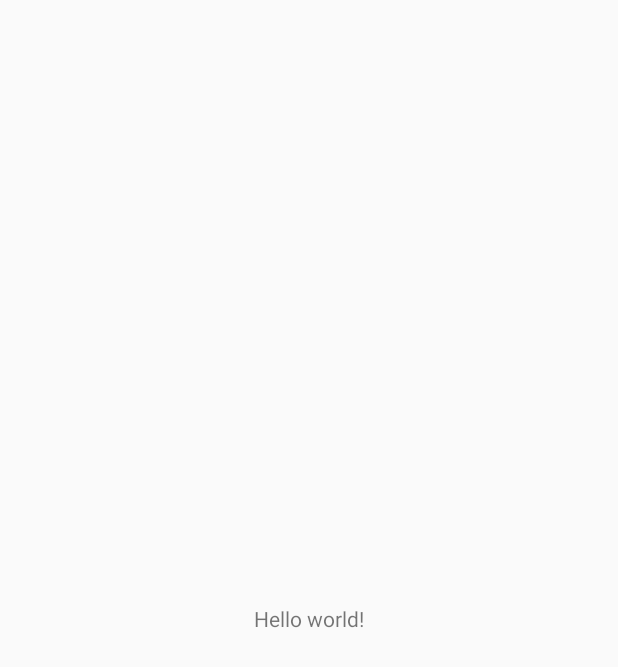
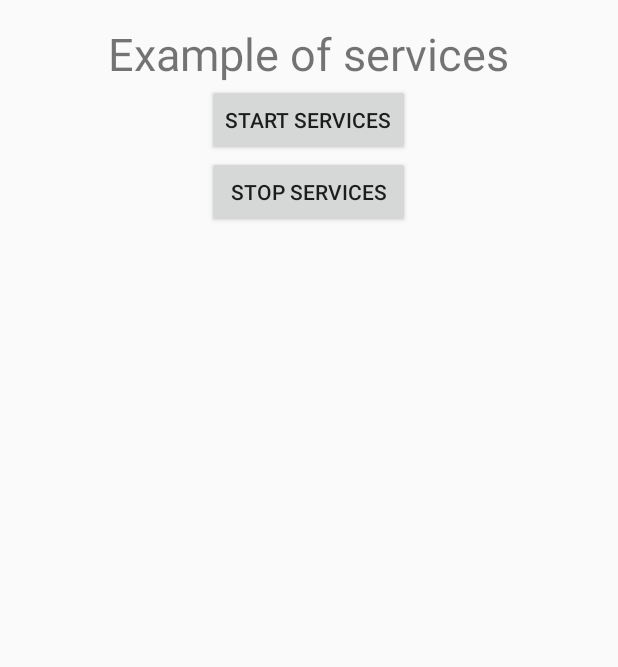
Before and after one commit to ZhangAoCanada/android_java_test, an Android app: the screen it shows after launch (MainActivity), on a phone screen of 412 x 824 dp. Before the commit the part shown is almost empty. Shown: the top 667 px of the screen. Run offline under Robolectric (Android 15) with nearby library versions, the phone set to English and light mode, and no system bars.

Commit message:
current content: android service finished.

```diff
--- a/app/src/main/AndroidManifest.xml
+++ b/app/src/main/AndroidManifest.xml
@@ -16,6 +16,8 @@
                 <category android:name="android.intent.category.LAUNCHER" />
             </intent-filter>
         </activity>
+
+    <service android:name=".MyService" />
     </application>
 
 </manifest>
--- a/app/src/main/java/com/example/test_on_phone/MainActivity.java
+++ b/app/src/main/java/com/example/test_on_phone/MainActivity.java
@@ -1,9 +1,12 @@
 package com.example.test_on_phone;
 
 import android.os.Bundle;
-//import androidx.appcompat.app.AppCompatActivity;
+import androidx.appcompat.app.AppCompatActivity;
+import android.content.Intent;
+
 import android.app.Activity;
 import android.util.Log;
+import android.view.View;
 
 //public class MainActivity extends AppCompatActivity {
 public class MainActivity extends Activity {
@@ -17,38 +20,47 @@ public class MainActivity extends Activity {
         Log.d(msg, "The onCreate() event.");
     }
 
-    /** Called when the activity is about to become visible. */
-    @Override
-    protected void onStart() {
-        super.onStart();
-        Log.d(msg, "The onStart() event.");
-    }
+	public void startService(View view) {
+		startService(new Intent(getBaseContext(), MyService.class));
+	}
 
-    /** Called when the activity has become visible. */
-    @Override
-    protected void onResume() {
-        super.onResume();
-        Log.d(msg, "The onResume() event.");
-    }
+	//Method to stop the service
+	public void stopService(View view) {
+		stopService(new Intent(getBaseContext(), MyService.class));
+	}
 
-    /** Called when another activity is taking focus. */
-    @Override
-    protected void onPause() {
-        super.onPause();
-        Log.d(msg, "The onPause() event.");
-    }
-
-    /** Called when the activity is no longer visible. */
-    @Override
-    protected void onStop() {
-        super.onStop();
-        Log.d(msg, "The onStop() event.");
-    }
-
-    /** Called just before the activity is destroyed. */
-    @Override
-    protected void onDestroy() {
-        super.onDestroy();
-        Log.d(msg, "The onDestroy() event.");
-    }
+//    /** Called when the activity is about to become visible. */
+//    @Override
+//    protected void onStart() {
+//        super.onStart();
+//        Log.d(msg, "The onStart() event.");
+//    }
+//
+//    /** Called when the activity has become visible. */
+//    @Override
+//    protected void onResume() {
+//        super.onResume();
+//        Log.d(msg, "The onResume() event.");
+//    }
+//
+//    /** Called when another activity is taking focus. */
+//    @Override
+//    protected void onPause() {
+//        super.onPause();
+//        Log.d(msg, "The onPause() event.");
+//    }
+//
+//    /** Called when the activity is no longer visible. */
+//    @Override
+//    protected void onStop() {
+//        super.onStop();
+//        Log.d(msg, "The onStop() event.");
+//    }
+//
+//    /** Called just before the activity is destroyed. */
+//    @Override
+//    protected void onDestroy() {
+//        super.onDestroy();
+//        Log.d(msg, "The onDestroy() event.");
+//    }
 }
--- a/app/src/main/res/layout/activity_main.xml
+++ b/app/src/main/res/layout/activity_main.xml
@@ -1,18 +1,43 @@
 <?xml version="1.0" encoding="utf-8"?>
-<androidx.constraintlayout.widget.ConstraintLayout xmlns:android="http://schemas.android.com/apk/res/android"
-    xmlns:app="http://schemas.android.com/apk/res-auto"
+<RelativeLayout xmlns:android="http://schemas.android.com/apk/res/android"
     xmlns:tools="http://schemas.android.com/tools"
     android:layout_width="match_parent"
     android:layout_height="match_parent"
+    android:paddingLeft="15dp"
+    android:paddingRight="15dp"
+    android:paddingTop="15dp"
+    android:paddingBottom="15dp"
     tools:context=".MainActivity">
 
     <TextView
+        android:id="@+id/textView1"
         android:layout_width="wrap_content"
         android:layout_height="wrap_content"
-        android:text="@string/hello_world"
-        app:layout_constraintBottom_toBottomOf="parent"
-        app:layout_constraintLeft_toLeftOf="parent"
-        app:layout_constraintRight_toRightOf="parent"
-        app:layout_constraintTop_toTopOf="parent" />
+        android:layout_alignParentTop="true"
+        android:layout_centerHorizontal="true"
+        android:text="Example of services"
+        android:textSize="30dp" />
 
-</androidx.constraintlayout.widget.ConstraintLayout>
+    <Button
+        android:id="@+id/button2"
+        android:layout_width="wrap_content"
+        android:layout_height="wrap_content"
+        android:layout_below="@+id/textView1"
+        android:layout_centerHorizontal="true"
+        android:onClick="startService"
+        android:text="Start Services" />
+
+    <Button
+        android:id="@+id/button"
+        android:layout_width="wrap_content"
+        android:layout_height="wrap_content"
+        android:layout_below="@+id/button2"
+        android:layout_alignStart="@+id/button2"
+        android:layout_alignLeft="@+id/button2"
+        android:layout_alignEnd="@+id/button2"
+        android:layout_alignRight="@+id/button2"
+        android:onClick="stopService"
+        android:text="Stop Services" />
+
+</RelativeLayout>
+<!--</androidx.constraintlayout.widget.ConstraintLayout>-->
```
Also changed, not shown: app/src/main/java/com/example/test_on_phone/HelloService.java (added, +54 -0 lines), app/src/main/java/com/example/test_on_phone/MyService.java (added, +28 -0 lines).
